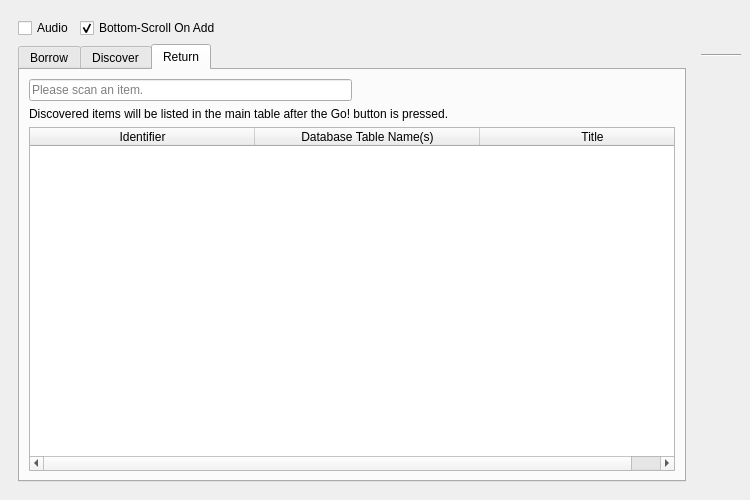
Before: the Qt Designer form UI/biblioteq_batch_activities_browser.ui in textbrowser/biblioteq, drawn with Qt 5.
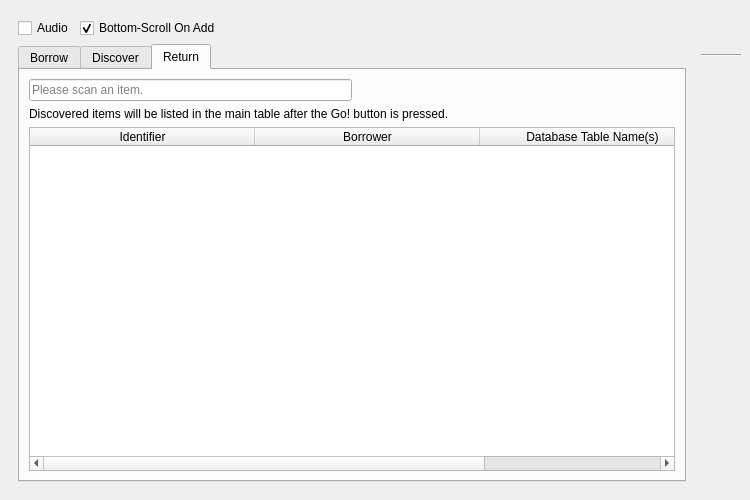
After: the same form once the commit is applied. The open tabs and pages were chosen to show the change. Icons and pictures are not drawn.

Commit message: Borrower column.

```diff
--- a/UI/biblioteq_batch_activities_browser.ui
+++ b/UI/biblioteq_batch_activities_browser.ui
@@ -521,6 +521,11 @@
                <string>Identifier</string>
               </property>
              </column>
+             <column>
+              <property name="text">
+               <string>Borrower</string>
+              </property>
+             </column>
              <column>
               <property name="text">
                <string>Database Table Name(s)</string>
```
The commit also changes 1 other file.
